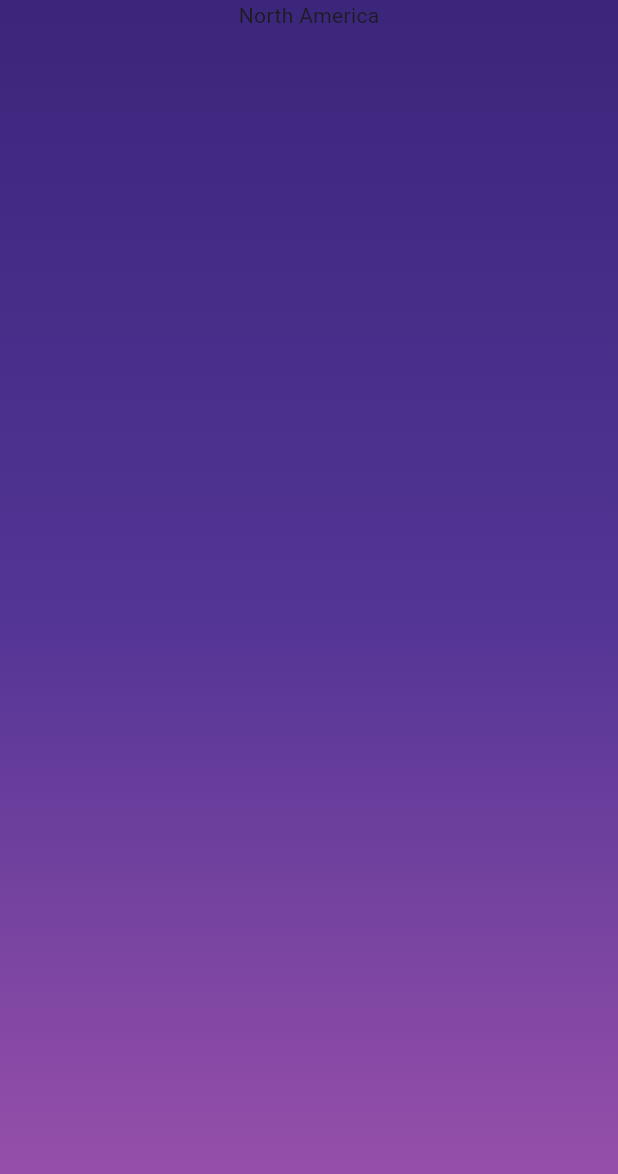
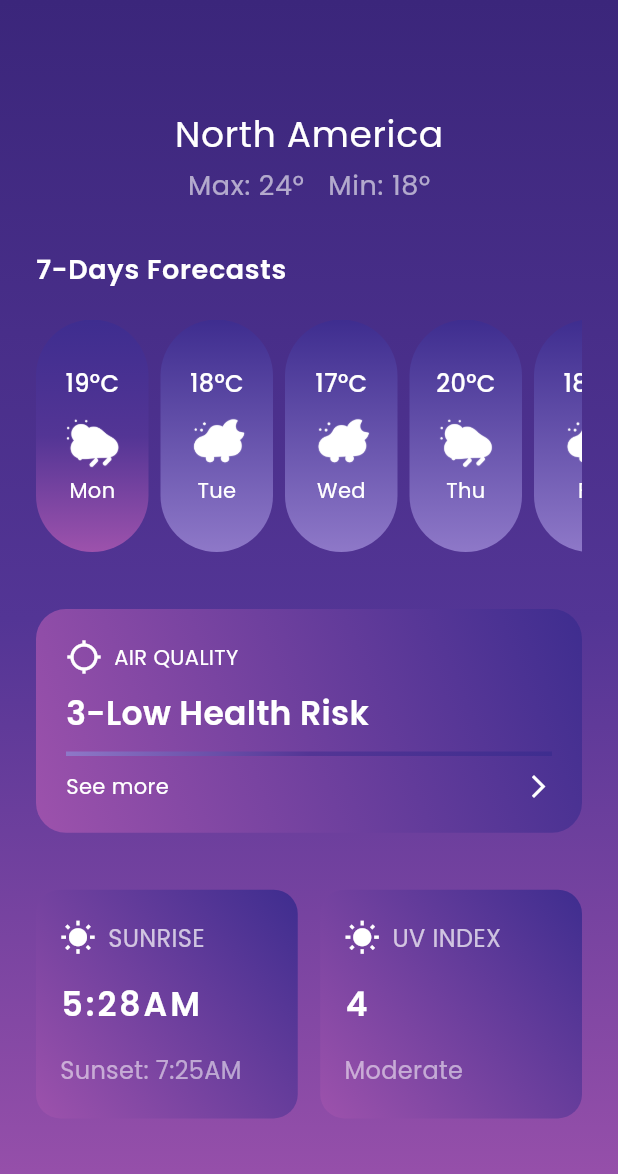
Before and after one commit to Shougotmollik/weather_app, a Flutter app: the screen it shows after launch, after a tap on "Get Start", on a phone screen of 412 x 824 dp. Shown: the top 1174 px of the screen. Run offline on Flutter 3.47's test engine with Material 3 defaults, Android fonts, the phone set to English and light mode, and no system bars; our stand-ins replace get, google_fonts.

Commit message:
- design forecast Screen

```diff
--- a/lib/app.dart
+++ b/lib/app.dart
@@ -1,5 +1,6 @@
 import 'package:flutter/material.dart';
 import 'package:get/get.dart';
+import 'package:weather_app/controller_binder.dart';
 import 'package:weather_app/route/route_names.dart';
 import 'package:weather_app/route/routes.dart';
 
@@ -12,6 +13,7 @@ class MyApp extends StatelessWidget {
       title: "Weather App",
       getPages: Routes.pages,
       initialRoute: RouteNames.welcomeScreen,
+      initialBinding: ControllerBinder(),
     );
   }
 }
--- a/lib/constatns/app_assets.dart
+++ b/lib/constatns/app_assets.dart
@@ -1,3 +1,4 @@
 class AppAssets {
-  static const String weatherSunImage='assets/images/weather_sun.png';
+  static const String weatherSunImage = 'assets/images/weather_sun.png';
+  static const String weatherMoonImage = 'assets/images/weatherMoon.png';
 }
--- a/lib/constatns/app_color.dart
+++ b/lib/constatns/app_color.dart
@@ -2,11 +2,18 @@ import 'package:flutter/material.dart';
 
 class AppColor {
   // Linear colors
-  static const Color firstColor = Color(0xff3B267B);
-  static const Color secondColor = Color(0xff533595);
-  static const Color thirdColor = Color(0xff9D52AC);
+  static const Color firstBgColor = Color(0xff3B267B);
+  static const Color secondBgColor = Color(0xff533595);
+  static const Color thirdBgColor = Color(0xff9D52AC);
 
 //   App text & container color
-static const Color whiteColor=Color(0xffffffff);
-static const Color yellowColor=Color(0xffDDB130);
+  static const Color whiteColor = Color(0xffffffff);
+  static const Color yellowColor = Color(0xffDDB130);
+
+  static const Color firstContainerColor = Color(0xff3E2D8F);
+  static const Color secondContainerColor = Color(0xff533595);
+  static const Color thirdContainerColor = Color(0xff9D52AC);
+
+  static const Color forthContainerColor = Color(0xff3E2D8F);
+  static const Color fifthContainerColor = Color(0xff8E78C8);
 }
--- /dev/null
+++ b/lib/controller/forecast_controller.dart
@@ -0,0 +1,28 @@
+import 'package:get/get.dart';
+import 'package:weather_app/constatns/app_assets.dart';
+import 'package:weather_app/model/forecast_item_model.dart';
+
+class ForecastController extends GetxController {
+  var forecastList = <ForecastItemModel>[].obs;
+  var selectedIndex = 0.obs;
+
+  @override
+  void onInit() {
+    super.onInit();
+    loadForecast();
+  }
+
+  void loadForecast() {
+    forecastList.value = [
+      ForecastItemModel(temp: "19°C", image: AppAssets.weatherSunImage, day: "Mon"),
+      ForecastItemModel(temp: "18°C", image: AppAssets.weatherMoonImage, day: "Tue"),
+      ForecastItemModel(temp: "17°C", image: AppAssets.weatherMoonImage, day: "Wed"),
+      ForecastItemModel(temp: "20°C", image: AppAssets.weatherSunImage, day: "Thu"),
+      ForecastItemModel(temp: "18°C", image: AppAssets.weatherMoonImage, day: "Fri"),
+    ];
+  }
+
+  void selectIndex(int index) {
+    selectedIndex.value = index;
+  }
+}
--- /dev/null
+++ b/lib/controller_binder.dart
@@ -0,0 +1,9 @@
+import 'package:get/get.dart';
+import 'package:weather_app/controller/forecast_controller.dart';
+
+class ControllerBinder extends Bindings {
+  @override
+  void dependencies() {
+    Get.lazyPut(() => ForecastController());
+  }
+}
--- /dev/null
+++ b/lib/model/forecast_item_model.dart
@@ -0,0 +1,9 @@
+
+class ForecastItemModel {
+  final String temp;
+  final String image;
+  final String day;
+
+  ForecastItemModel(
+      {required this.temp, required this.image, required this.day});
+}
--- a/lib/views/screens/forecast_screen.dart
+++ b/lib/views/screens/forecast_screen.dart
@@ -1,22 +1,125 @@
 import 'package:flutter/material.dart';
+import 'package:get/get.dart';
+
+import 'package:google_fonts/google_fonts.dart';
+import 'package:weather_app/constatns/app_color.dart';
+import 'package:weather_app/controller/forecast_controller.dart';
+import 'package:weather_app/views/widgets/air_quality_card.dart';
 import 'package:weather_app/views/widgets/custom_linear_background.dart';
+import 'package:weather_app/views/widgets/forecast_card.dart';
+import 'package:weather_app/views/widgets/uv_index_card.dart';
+
+import '../widgets/days_details_card.dart';
 
 class ForecastScreen extends StatelessWidget {
   const ForecastScreen({super.key});
 
   @override
   Widget build(BuildContext context) {
+    final ForecastController forecastController =
+        Get.find<ForecastController>();
+
     return Scaffold(
+      backgroundColor: const Color(0xFF3E1F92), // deep purple
       body: CustomLinearBackground(
+        child: Padding(
+          padding: const EdgeInsets.all(24),
           child: Column(
-        children: [
-          Column(
+            crossAxisAlignment: CrossAxisAlignment.start,
             children: [
-              Text('North America')
+              const SizedBox(height: 48),
+              Center(
+                child: Column(
+                  children: [
+                    _buildTextSection(
+                        text: "North America",
+                        fontWeight: FontWeight.w400,
+                        fontSize: 24,
+                        fontColor: AppColor.whiteColor),
+                    const SizedBox(height: 5),
+                    _buildTextSection(
+                        maxTemp: 24,
+                        minTemp: 18,
+                        fontWeight: FontWeight.w400,
+                        fontSize: 18,
+                        fontColor: Colors.white60,
+                        text: ''),
+                  ],
+                ),
+              ),
+              const SizedBox(height: 30),
+              _buildTextSection(
+                  text: "7-Days Forecasts",
+                  fontWeight: FontWeight.w600,
+                  fontSize: 18,
+                  fontColor: Colors.white),
+              const SizedBox(height: 20),
+              _buildForecastSection(forecastController),
+              const SizedBox(height: 38),
+              const AirQualityCard(),
+              const SizedBox(height: 38),
+              const Row(
+                spacing: 15,
+                children: [
+                  DaysDetailsCard(
+                    sunriseTime: '5:28AM',
+                    sunsetTime: '7:25AM',
+                  ),
+                  UvIndexCard(uvIndex: 4, uvStatus: 'Moderate')
+                ],
+              )
             ],
-          )
-        ],
-      )),
+          ),
+        ),
+      ),
+    );
+  }
+
+  Widget _buildForecastSection(ForecastController forecastController) {
+    return Obx(() => SizedBox(
+          height: 155,
+          child: ListView.separated(
+            scrollDirection: Axis.horizontal,
+            itemCount: forecastController.forecastList.length,
+            separatorBuilder: (_, __) => const SizedBox(width: 08),
+            itemBuilder: (context, index) {
+              final item = forecastController.forecastList[index];
+
+              return InkWell(
+                onTap: () => forecastController.selectedIndex(index),
+                child: ForecastCard(
+                    temp: item.temp,
+                    image: item.image,
+                    day: item.day,
+                    isFirst: index == 0),
+              );
+            },
+          ),
+        ));
+  }
+
+  Widget _buildTextSection({
+    required String text,
+    required FontWeight fontWeight,
+    required double fontSize,
+    required Color fontColor,
+    int? maxTemp,
+    int? minTemp,
+  }) {
+    String finalText = text;
+
+    if (maxTemp != null && minTemp != null) {
+      finalText = 'Max: $maxTemp°   Min: $minTemp°';
+    }
+
+    return Text(
+      finalText,
+      style: GoogleFonts.poppins(
+        fontSize: fontSize,
+        fontWeight: fontWeight,
+        color: fontColor,
+        letterSpacing: 0.47,
+      ),
     );
   }
 }
--- a/lib/views/screens/welcome_screen.dart
+++ b/lib/views/screens/welcome_screen.dart
@@ -22,9 +22,13 @@ class WelcomeScreen extends StatelessWidget {
               _buildImageSection(),
               const SizedBox(height: 78),
               _buildTextSection(
-                  'Weather', FontWeight.w700, AppColor.whiteColor),
+                  text: 'Weather',
+                  fontWeight: FontWeight.w700,
+                  fontColor: AppColor.whiteColor),
               _buildTextSection(
-                  'Forecasts', FontWeight.w500, AppColor.yellowColor),
+                  text: 'Forecasts',
+                  fontWeight: FontWeight.w500,
+                  fontColor: AppColor.yellowColor),
               const SizedBox(height: 58),
               CustomElevatedButton(
                 onTap: () {
@@ -40,7 +44,9 @@ class WelcomeScreen extends StatelessWidget {
   }
 
   Widget _buildTextSection(
-      String text, FontWeight fontWeight, Color fontColor) {
+      {required String text,
+      required FontWeight fontWeight,
+      required Color fontColor}) {
     return Text(
       text,
       style: GoogleFonts.poppins(
--- /dev/null
+++ b/lib/views/widgets/air_quality_card.dart
@@ -0,0 +1,93 @@
+import 'package:flutter/material.dart';
+import 'package:google_fonts/google_fonts.dart';
+import 'package:weather_app/constatns/app_color.dart';
+
+class AirQualityCard extends StatelessWidget {
+  const AirQualityCard({
+    super.key,
+  });
+
+  @override
+  Widget build(BuildContext context) {
+    return Container(
+      height: MediaQuery.of(context).size.height * 0.181,
+      width: double.infinity,
+      decoration: BoxDecoration(
+        gradient: const LinearGradient(
+            begin: Alignment.topRight,
+            end: Alignment.bottomLeft,
+            colors: [
+              AppColor.firstContainerColor,
+              AppColor.thirdContainerColor,
+            ]),
+        borderRadius: BorderRadius.circular(20),
+      ),
+      padding: const EdgeInsets.all(20),
+      child: Column(
+        mainAxisAlignment: MainAxisAlignment.start,
+        crossAxisAlignment: CrossAxisAlignment.start,
+        spacing: 10,
+        children: [
+          Wrap(
+            spacing: 8,
+            alignment: WrapAlignment.center,
+            crossAxisAlignment: WrapCrossAlignment.center,
+            children: [
+              const Icon(Icons.location_searching_outlined,
+                  color: Colors.white),
+              Text(
+                "AIR QUALITY",
+                style: GoogleFonts.poppins(
+                  color: Colors.white,
+                  fontWeight: FontWeight.w400,
+                  fontSize: 14,
+                ),
+              ),
+            ],
+          ),
+          Text(
+            "3-Low Health Risk",
+            style: GoogleFonts.poppins(
+              color: Colors.white,
+              fontSize: 22,
+              fontWeight: FontWeight.w600,
+            ),
+          ),
+          Container(
+            height: 03,
+            decoration: const BoxDecoration(
+                gradient: LinearGradient(
+                    begin: Alignment.bottomRight,
+                    end: Alignment.bottomLeft,
+                    colors: [
+                  AppColor.firstContainerColor,
+                  AppColor.secondContainerColor,
+                  AppColor.fifthContainerColor,
+                ])),
+          ),
+          // SizedBox(height: 2),
+          Row(
+            mainAxisAlignment: MainAxisAlignment.spaceBetween,
+            crossAxisAlignment: CrossAxisAlignment.center,
+            children: [
+              Text(
+                "See more",
+                style: GoogleFonts.poppins(
+                  color: Colors.white,
+                  fontWeight: FontWeight.w400,
+                  fontSize: 14,
+                ),
+              ),
+              const Icon(
+                Icons.arrow_forward_ios_outlined,
+                color: Colors.white,
+                size: 18,
+                weight: 50,
+              )
+            ],
+          )
+        ],
+      ),
+    );
+  }
+}
--- a/lib/views/widgets/custom_elevated_button.dart
+++ b/lib/views/widgets/custom_elevated_button.dart
@@ -26,7 +26,7 @@ class CustomElevatedButton extends StatelessWidget {
                   textStyle: const TextStyle(
                       fontWeight: FontWeight.w600,
                       fontSize: 20,
-                      color: AppColor.firstColor),
+                      color: AppColor.firstBgColor),
                 ))),
       ),
     );
--- a/lib/views/widgets/custom_linear_background.dart
+++ b/lib/views/widgets/custom_linear_background.dart
@@ -18,9 +18,9 @@ class CustomLinearBackground extends StatelessWidget {
           begin: Alignment.topCenter,
           end: Alignment.bottomCenter,
           colors: [
-            AppColor.firstColor,
-            AppColor.secondColor,
-            AppColor.thirdColor,
+            AppColor.firstBgColor,
+            AppColor.secondBgColor,
+            AppColor.thirdBgColor,
           ],
         ),
       ),
--- /dev/null
+++ b/lib/views/widgets/days_details_card.dart
@@ -0,0 +1,71 @@
+import 'package:flutter/material.dart';
+import 'package:google_fonts/google_fonts.dart';
+import 'package:weather_app/constatns/app_color.dart';
+
+class DaysDetailsCard extends StatelessWidget {
+  const DaysDetailsCard({
+    super.key,
+    required this.sunriseTime,
+    required this.sunsetTime,
+  });
+
+  final String sunriseTime;
+  final String sunsetTime;
+
+  @override
+  Widget build(BuildContext context) {
+    return Expanded(
+      child: Container(
+        padding: const EdgeInsets.all(16),
+        height: MediaQuery.of(context).size.height*0.185,
+        decoration: BoxDecoration(
+          gradient: const LinearGradient(
+              begin: Alignment.topRight,
+              end: Alignment.bottomLeft,
+              colors: [
+                AppColor.firstContainerColor,
+                AppColor.thirdContainerColor,
+              ]),
+          borderRadius: BorderRadius.circular(16),
+        ),
+        child: Column(
+          mainAxisAlignment: MainAxisAlignment.spaceAround,
+          crossAxisAlignment: CrossAxisAlignment.start,
+          spacing: 8,
+          children: [
+            Wrap(
+              crossAxisAlignment: WrapCrossAlignment.center,
+              spacing: 08,
+              children: [
+                const Icon(Icons.wb_sunny, color: Colors.white),
+                Text(
+                  "SUNRISE",
+                  style: GoogleFonts.poppins(
+                      color: Colors.white70,
+                      fontSize: 16,
+                      fontWeight: FontWeight.w400),
+                ),
+              ],
+            ),
+            Text(
+              sunriseTime,
+              style: GoogleFonts.poppins(
+                color: Colors.white,
+                fontSize: 22,
+                fontWeight: FontWeight.w600,
+                letterSpacing: 2,
+              ),
+            ),
+            Text(
+              "Sunset: $sunsetTime",
+              style: GoogleFonts.poppins(
+                  color: Colors.white54,
+                  fontSize: 16,
+                  fontWeight: FontWeight.w400),
+            ),
+          ],
+        ),
+      ),
+    );
+  }
+}
--- /dev/null
+++ b/lib/views/widgets/forecast_card.dart
@@ -0,0 +1,76 @@
+import 'package:flutter/material.dart';
+import 'package:google_fonts/google_fonts.dart';
+import 'package:weather_app/constatns/app_color.dart';
+
+class ForecastCard extends StatelessWidget {
+  final String temp;
+  final String image;
+  final String day;
+  final bool isFirst;
+
+  const ForecastCard({
+    super.key,
+    required this.temp,
+    required this.image,
+    required this.day,
+    required this.isFirst,
+  });
+
+  @override
+  Widget build(BuildContext context) {
+    return Container(
+      width: 75,
+      height: 180,
+      decoration: BoxDecoration(
+        gradient: isFirst
+            ? const LinearGradient(
+                begin: Alignment.topCenter,
+                end: Alignment.bottomCenter,
+                colors: [
+                  AppColor.firstContainerColor,
+                  AppColor.secondContainerColor,
+                  AppColor.thirdContainerColor,
+                ],
+              )
+            : const LinearGradient(
+                begin: Alignment.topCenter,
+                end: Alignment.bottomCenter,
+                colors: [
+                  AppColor.forthContainerColor,
+                  AppColor.fifthContainerColor,
+                ],
+              ),
+        borderRadius: BorderRadius.circular(50),
+      ),
+      padding: const EdgeInsets.symmetric(vertical: 12),
+      child: Column(
+        mainAxisAlignment: MainAxisAlignment.center,
+        children: [
+          Text(
+            temp,
+            style: GoogleFonts.poppins(
+              fontSize: 16,
+              fontWeight: FontWeight.w500,
+              color: Colors.white,
+            ),
+          ),
+          // const SizedBox(height: 5),
+          Image.asset(
+            image,
+            color: Colors.white,
+            height: 50,
+            fit: BoxFit.cover,
+          ),
+          // const SizedBox(height: 5),
+          Text(
+            day,
+            style: GoogleFonts.poppins(
+              fontSize: 14,
+              color: Colors.white,
+            ),
+          ),
+        ],
+      ),
+    );
+  }
+}
--- /dev/null
+++ b/lib/views/widgets/uv_index_card.dart
@@ -0,0 +1,71 @@
+import 'package:flutter/material.dart';
+import 'package:google_fonts/google_fonts.dart';
+import 'package:weather_app/constatns/app_color.dart';
+
+class UvIndexCard extends StatelessWidget {
+  const UvIndexCard({
+    super.key,
+    required this.uvIndex,
+    required this.uvStatus,
+  });
+
+  final int uvIndex;
+  final String uvStatus;
+
+  @override
+  Widget build(BuildContext context) {
+    return Expanded(
+      child: Container(
+        padding: const EdgeInsets.all(16),
+        height: MediaQuery.of(context).size.height * 0.185,
+        decoration: BoxDecoration(
+          gradient: const LinearGradient(
+              begin: Alignment.topRight,
+              end: Alignment.bottomLeft,
+              colors: [
+                AppColor.firstContainerColor,
+                AppColor.thirdContainerColor,
+              ]),
+          borderRadius: BorderRadius.circular(16),
+        ),
+        child: Column(
+          mainAxisAlignment: MainAxisAlignment.spaceAround,
+          crossAxisAlignment: CrossAxisAlignment.start,
+          spacing: 8,
+          children: [
+            Wrap(
+              crossAxisAlignment: WrapCrossAlignment.center,
+              spacing: 08,
+              children: [
+                const Icon(Icons.wb_sunny, color: Colors.white),
+                Text(
+                  "UV INDEX",
+                  style: GoogleFonts.poppins(
+                      color: Colors.white70,
+                      fontSize: 16,
+                      fontWeight: FontWeight.w400),
+                ),
+              ],
+            ),
+            Text(
+              '$uvIndex',
+              style: GoogleFonts.poppins(
+                color: Colors.white,
+                fontSize: 22,
+                fontWeight: FontWeight.w600,
+                letterSpacing: 2,
+              ),
+            ),
+            Text(
+              uvStatus,
+              style: GoogleFonts.poppins(
+                  color: Colors.white54,
+                  fontSize: 16,
+                  fontWeight: FontWeight.w400),
+            ),
+          ],
+        ),
+      ),
+    );
+  }
+}
```
Also changed, not shown: assets/images/weatherMoon.png (added).
